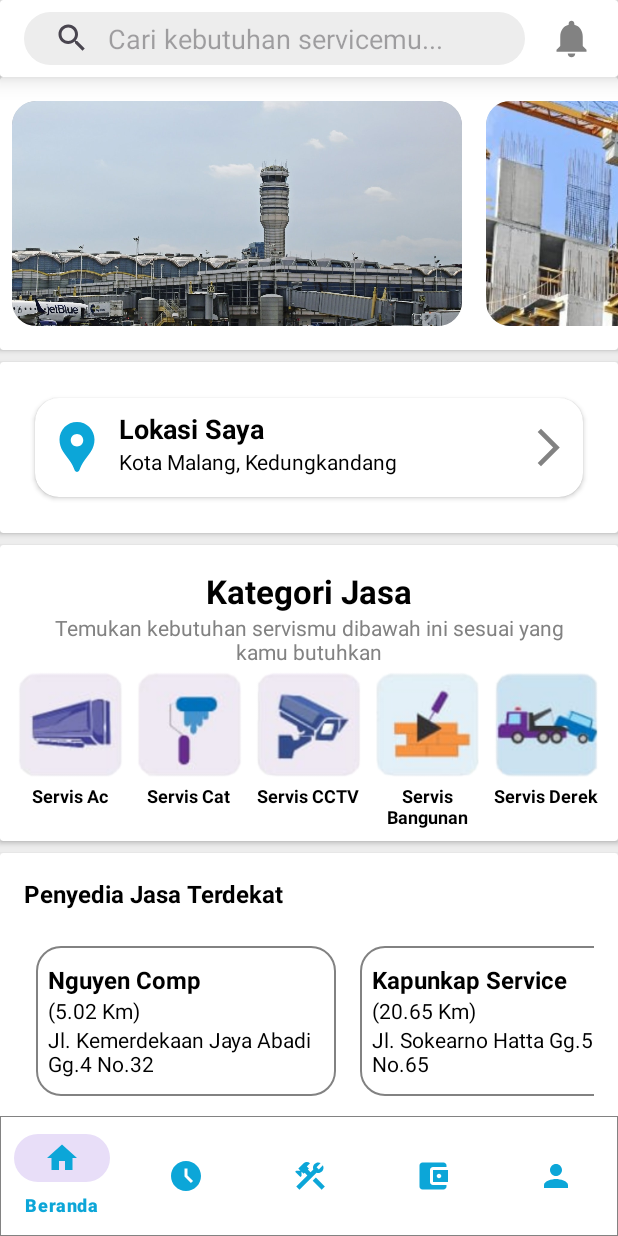
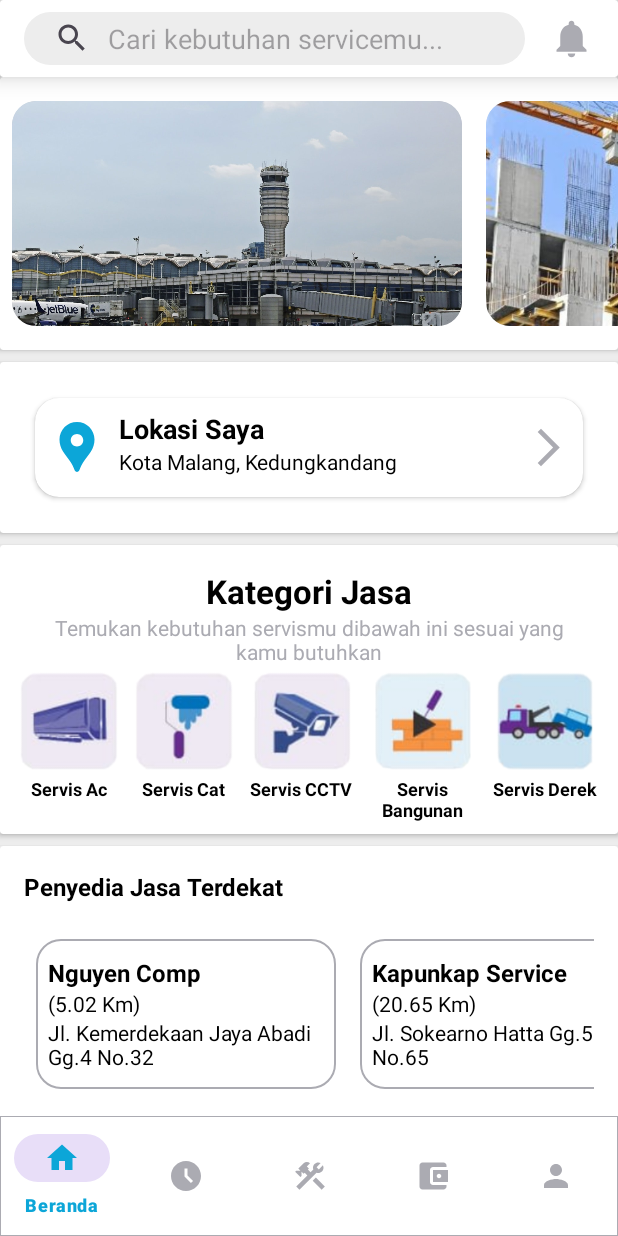
Before and after one commit to faizanrasyad/Perlu-Tukang, an Android app: the screen it shows after launch (MainActivity), on a phone screen of 412 x 824 dp. Run offline under Robolectric (Android 15) with nearby library versions, the light colour scheme and no system bars.

Commit message:
Updateed Bottom Nav Bar & Account Page Stroke

```diff
--- /dev/null
+++ b/app/src/main/res/color/bottom_nav_bar_state.xml
@@ -0,0 +1,5 @@
+<?xml version="1.0" encoding="utf-8"?>
+<selector xmlns:android="http://schemas.android.com/apk/res/android">
+    <item android:state_checked="true" android:color="@color/blue_nav_bar" />
+    <item android:color="@color/gray"  />
+</selector>
--- a/app/src/main/res/layout/activity_main.xml
+++ b/app/src/main/res/layout/activity_main.xml
@@ -25,8 +25,8 @@
         app:layout_constraintEnd_toEndOf="parent"
         android:background="@drawable/bottom_nav_bar_bg"
         app:menu="@menu/bottom_nav_bar"
-        app:itemTextColor="@color/blue_nav_bar"
-        app:itemIconTint="@color/blue_nav_bar"
+        app:itemTextColor="@color/bottom_nav_bar_state"
+        app:itemIconTint="@color/bottom_nav_bar_state"
         app:itemRippleColor="@color/blue_nav_bar"/>
 
 </androidx.constraintlayout.widget.ConstraintLayout>
--- a/app/src/main/res/layout/fragment_akun2.xml
+++ b/app/src/main/res/layout/fragment_akun2.xml
@@ -170,7 +170,7 @@
             <LinearLayout
                 android:layout_width="match_parent"
                 android:layout_height="wrap_content"
-                android:background="@drawable/menu_akun_bg"
+                android:background="@drawable/stroke_bottom"
                 android:layout_marginBottom="8dp">
                 <LinearLayout
                     android:layout_width="match_parent"
@@ -226,7 +226,7 @@
             <LinearLayout
                 android:layout_width="match_parent"
                 android:layout_height="wrap_content"
-                android:background="@drawable/menu_akun_bg">
+                android:background="@drawable/stroke_bottom">
                 <LinearLayout
                     android:layout_width="match_parent"
                     android:layout_height="wrap_content"
--- a/app/src/main/res/layout/fragment_beranda2.xml
+++ b/app/src/main/res/layout/fragment_beranda2.xml
@@ -160,8 +160,8 @@
                             android:gravity="center"
                             android:layout_weight="1">
                             <ImageView
-                                android:layout_width="70dp"
-                                android:layout_height="70dp"
+                                android:layout_width="65dp"
+                                android:layout_height="65dp"
                                 android:src="@drawable/ac_image"
                                 android:layout_marginBottom="4dp"/>
                             <TextView
@@ -180,8 +180,8 @@
                             android:gravity="center"
                             android:layout_weight="1">
                             <ImageView
-                                android:layout_width="70dp"
-                                android:layout_height="70dp"
+                                android:layout_width="65dp"
+                                android:layout_height="65dp"
                                 android:src="@drawable/cat_icon"
                                 android:layout_marginBottom="4dp"/>
                             <TextView
@@ -200,8 +200,8 @@
                             android:gravity="center"
                             android:layout_weight="1">
                             <ImageView
-                                android:layout_width="70dp"
-                                android:layout_height="70dp"
+                                android:layout_width="65dp"
+                                android:layout_height="65dp"
                                 android:src="@drawable/cctv_icon"
                                 android:layout_marginBottom="4dp"/>
                             <TextView
@@ -221,8 +221,8 @@
                             android:layout_weight="1">
 
                             <ImageView
-                                android:layout_width="70dp"
-                                android:layout_height="70dp"
+                                android:layout_width="65dp"
+                                android:layout_height="65dp"
                                 android:src="@drawable/bangunan_icon"
                                 android:layout_marginBottom="4dp" />
 
@@ -243,8 +243,8 @@
                             android:gravity="center"
                             android:layout_weight="1">
                             <ImageView
-                                android:layout_width="70dp"
-                                android:layout_height="70dp"
+                                android:layout_width="65dp"
+                                android:layout_height="65dp"
                                 android:src="@drawable/derek_icon"
                                 android:layout_marginBottom="4dp"/>
                             <TextView
--- a/app/src/main/res/values/colors.xml
+++ b/app/src/main/res/values/colors.xml
@@ -3,7 +3,7 @@
     <color name="black">#FF000000</color>
     <color name="white">#FFFFFFFF</color>
     <color name="blue_nav_bar">#0ca6d8</color>
-    <color name="gray">#828282</color>
+    <color name="gray">#ababb2</color>
     <color name="light_gray">#ededed</color>
     <color name="red">#FF0000</color>
     <color name="yellow">#e3c591</color>
```
Also changed, not shown: app/src/main/res/drawable/stroke_bottom.xml (added, +18 -0 lines).
